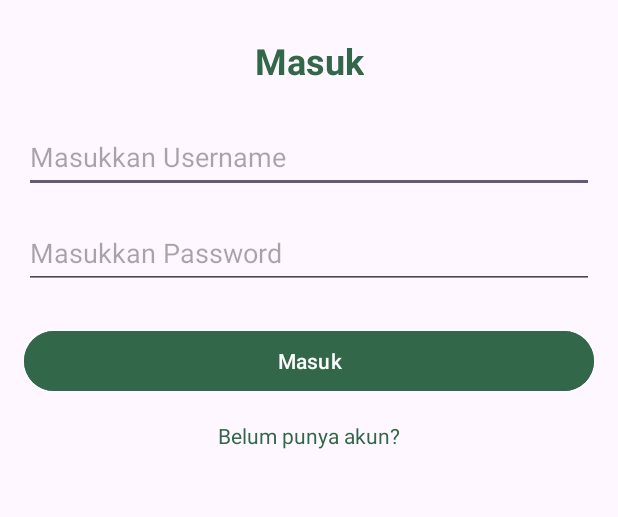
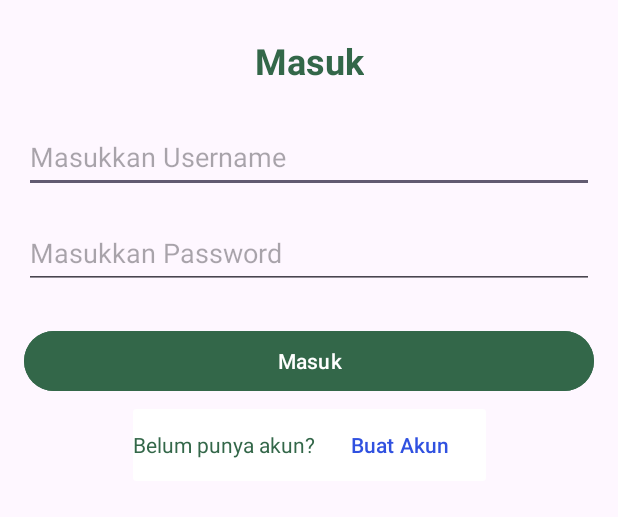
Before and after one commit to veriaw/DolanYogya, an Android app: the layout activity_login.xml on its own in the app's theme, with its tools: preview values and no code run, on a phone screen of 412 x 824 dp, the part 543-1060 px from its top. Run offline under Robolectric (Android 15) with nearby library versions, the phone set to English and light mode, and no system bars.

Commit message:
Fix Sign Up Button on Sign In

```diff
--- a/app/src/main/res/layout/activity_login.xml
+++ b/app/src/main/res/layout/activity_login.xml
@@ -73,15 +73,33 @@
         android:layout_marginStart="16dp"
         android:layout_marginEnd="16dp" />
 
-    <TextView
-        android:id="@+id/tvGoToSignUp"
+    <androidx.cardview.widget.CardView
         android:layout_width="wrap_content"
         android:layout_height="wrap_content"
-        android:text="@string/go_to_signup"
-        android:textColor="#336749"
-        app:layout_constraintTop_toBottomOf="@id/btnLogin"
+        android:layout_marginTop="8dp"
+        app:layout_constraintEnd_toEndOf="parent"
         app:layout_constraintStart_toStartOf="parent"
-        app:layout_constraintEnd_toEndOf="parent"
-        android:layout_marginTop="16dp" />
+        app:layout_constraintTop_toBottomOf="@+id/btnLogin"
+        app:cardElevation="0dp">
+
+        <LinearLayout
+            android:layout_width="wrap_content"
+            android:layout_height="wrap_content">
+
+            <TextView
+                android:id="@+id/tvGoToSignUp"
+                android:layout_width="wrap_content"
+                android:layout_height="wrap_content"
+                android:text="@string/go_to_signup"
+                android:textColor="#336749" />
+
+            <Button
+                android:layout_width="wrap_content"
+                android:layout_height="wrap_content"
+                android:text="Buat Akun"
+                android:background="@android:color/transparent"
+                android:textColor="@color/blue" />
+        </LinearLayout>
+    </androidx.cardview.widget.CardView>
 
 </androidx.constraintlayout.widget.ConstraintLayout>
--- a/app/src/main/res/values/colors.xml
+++ b/app/src/main/res/values/colors.xml
@@ -3,4 +3,5 @@
     <color name="black">#FF000000</color>
     <color name="white">#FFFFFFFF</color>
     <color name="green">#336749</color>
+    <color name="blue">#3051E0</color>
 </resources>
```
